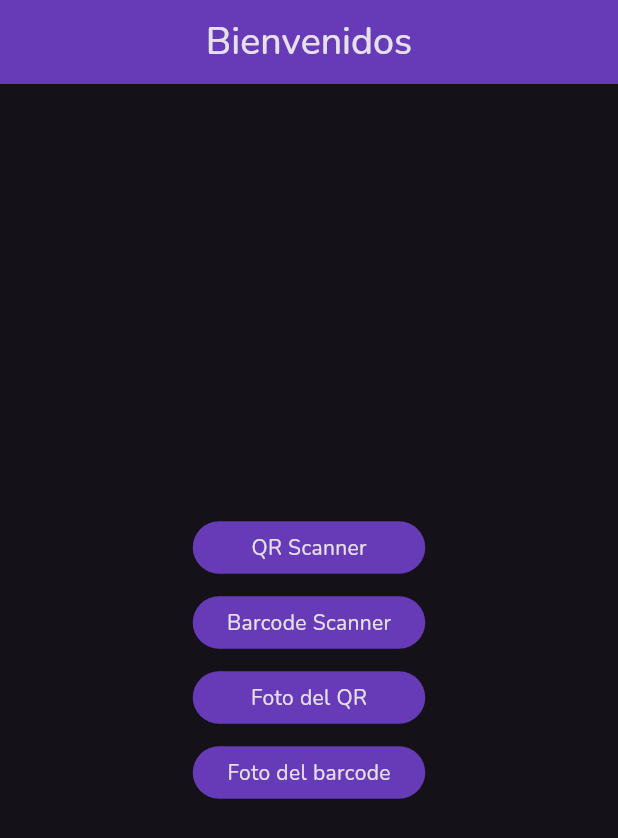
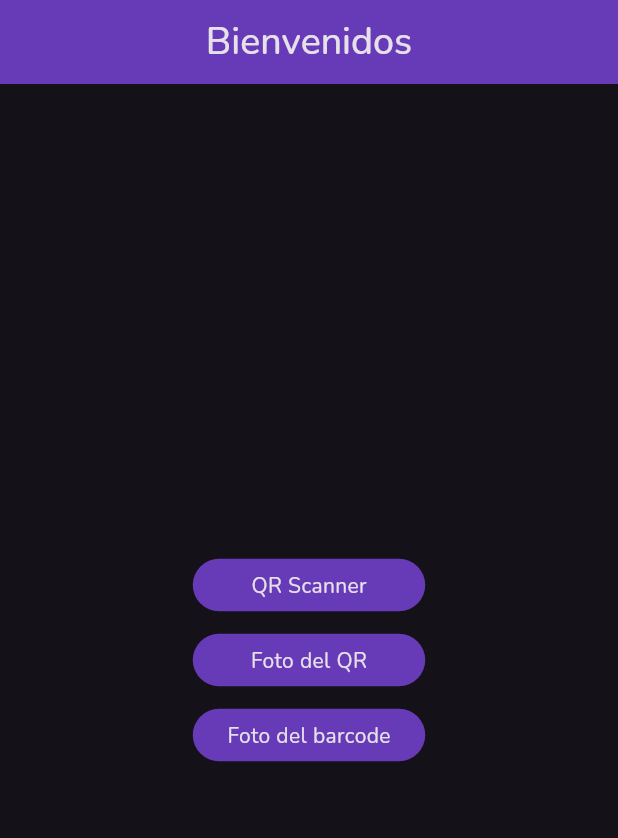
Before and after one commit to DavidTiradoDev/qr_scanner_app, a Flutter app: the screen it shows after launch, on a phone screen of 412 x 824 dp. Shown: the top 838 px of the screen. Run offline on Flutter 3.47's test engine with Material 3 defaults, Android fonts, the phone set to English and light mode, and no system bars; our stand-ins replace google_fonts; missing offline and left inert: flutter_barcode_scanner.

Commit message:
Correccion de codigo y eliminación de lineas innecesarias

```diff
--- /dev/null
+++ b/lib/barcode_photo/domain/barcode_reader_provider.dart
@@ -0,0 +1,3 @@
+import 'package:flutter/material.dart';
+
+class BarcodePhotoProvider extends ChangeNotifier {}
--- a/lib/barcode_reader/interface/barcode_reader_screen.dart
+++ b/lib/barcode_photo/interface/barcode_reader_screen.dart
@@ -1,7 +1,7 @@
 import 'package:flutter/material.dart';
 
-class BarcodeReaderScreen extends StatelessWidget {
-  const BarcodeReaderScreen({super.key});
+class BarcodePhotoScreen extends StatelessWidget {
+  const BarcodePhotoScreen({super.key});
 
   @override
   Widget build(BuildContext context) {
--- a/lib/barcode_reader/barcode_reader_injection.dart
+++ /dev/null
@@ -1,17 +0,0 @@
-import 'package:flutter/material.dart';
-
-import 'package:provider/provider.dart';
-
-import 'package:qr_reader/barcode_reader/domain/barcode_reader_provider.dart';
-import 'package:qr_reader/barcode_reader/interface/barcode_reader_screen.dart';
-
-class BarcodeReaderInjection {
-  BarcodeReaderInjection._();
-
-  static Widget injection() {
-    return ListenableProvider(
-      create: (context) => BarcodeReaderProvider(),
-      child: const BarcodeReaderScreen(),
-    );
-  }
-}
--- a/lib/barcode_reader/domain/barcode_reader_provider.dart
+++ /dev/null
@@ -1,3 +0,0 @@
-import 'package:flutter/material.dart';
-
-class BarcodeReaderProvider extends ChangeNotifier {}
--- a/lib/home/interface/home_screen.dart
+++ b/lib/home/interface/home_screen.dart
@@ -1,6 +1,5 @@
 import 'package:flutter/material.dart';
 import 'package:google_fonts/google_fonts.dart';
-import 'package:qr_reader/barcode_reader/barcode_reader_injection.dart';
 import 'package:qr_reader/qr_reader/qr_reader_injection.dart';
 
 class HomeScreen extends StatelessWidget {
@@ -28,13 +27,6 @@ class HomeScreen extends StatelessWidget {
             NavigatorButton(
               title: 'QR Scanner',
               navegacion: QrReaderInjection.injection(),
-            ),
-            const SizedBox(
-              height: 15,
-            ),
-            NavigatorButton(
-              title: 'Barcode Scanner',
-              navegacion: BarcodeReaderInjection.injection(),
             ),
             const SizedBox(
               height: 15,
@@ -90,35 +82,3 @@ class NavigatorButton extends StatelessWidget {
     );
   }
 }
-
-
-
-// class NavigatorButton extends StatelessWidget {
-//   const NavigatorButton({super.key, required this.title});
-//   final String title;
-//   @override
-//   Widget build(BuildContext context) {
-//     return Container(
-//       padding: const EdgeInsets.only(
-//         top: 7,
-//         bottom: 7,
-//       ),
-//       height: 50,
-//       width: 150,
-//       child: FloatingActionButton(
-//         onPressed: () {
-//           Navigator.push(
-//             context,
-//             MaterialPageRoute(
-//               builder: (context) => QrReaderInjection.injection(),
-//             ),
-//           );
-//         },
-//         child: Text(
-//           title,
-//           style: GoogleFonts.nunito(),
-//         ),
-//       ),
-//     );
-//   }
-// }
--- a/lib/qr_reader/interface/qr_reader_screen.dart
+++ b/lib/qr_reader/interface/qr_reader_screen.dart
@@ -1,4 +1,5 @@
 import 'package:flutter/material.dart';
+
 import 'package:flutter_barcode_scanner/flutter_barcode_scanner.dart';
 import 'package:google_fonts/google_fonts.dart';
 import 'package:url_launcher/url_launcher.dart';
@@ -33,7 +34,10 @@ class QrReaderScreen extends StatelessWidget {
               }
             }
           },
-          child: Text('Scan Qr Code'),
+          child: Text(
+            'Scan Qr Code',
+            style: GoogleFonts.nunito(),
+          ),
         ),
       ),
     );
```
Also changed, not shown: lib/barcode_photo/barcode_photo_injection.dart (added, +17 -0 lines).
